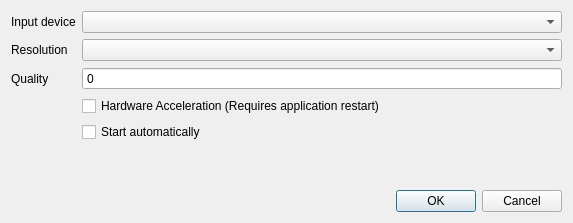
Old version of the form projects/videoclient/src/video/videosettingswidget.ui in the repository mfreiholz/ts3video.
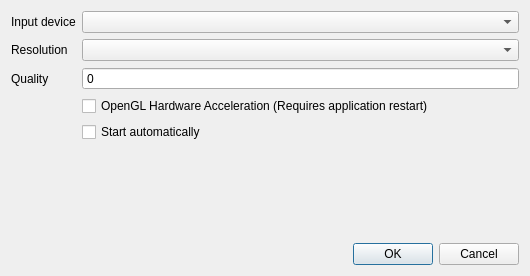
New version of the form.

Commit message: Updates dialog sizes.

Patch:
```diff
--- a/projects/videoclient/src/video/videosettingswidget.ui
+++ b/projects/videoclient/src/video/videosettingswidget.ui
@@ -6,8 +6,8 @@
    <rect>
     <x>0</x>
     <y>0</y>
-    <width>573</width>
-    <height>223</height>
+    <width>530</width>
+    <height>276</height>
    </rect>
   </property>
   <property name="windowTitle">
@@ -55,13 +55,25 @@
      </item>
      <item row="3" column="1">
       <widget class="QCheckBox" name="hardwareAcceleration">
+       <property name="sizePolicy">
+        <sizepolicy hsizetype="MinimumExpanding" vsizetype="Fixed">
+         <horstretch>0</horstretch>
+         <verstretch>0</verstretch>
+        </sizepolicy>
+       </property>
        <property name="text">
-        <string>Hardware Acceleration (Requires application restart)</string>
+        <string>OpenGL Hardware Acceleration (Requires application restart)</string>
        </property>
       </widget>
      </item>
      <item row="4" column="1">
       <widget class="QCheckBox" name="autoEnable">
+       <property name="sizePolicy">
+        <sizepolicy hsizetype="MinimumExpanding" vsizetype="Fixed">
+         <horstretch>0</horstretch>
+         <verstretch>0</verstretch>
+        </sizepolicy>
+       </property>
        <property name="text">
         <string>Start automatically</string>
        </property>
```
The commit also changes 3 other files.
